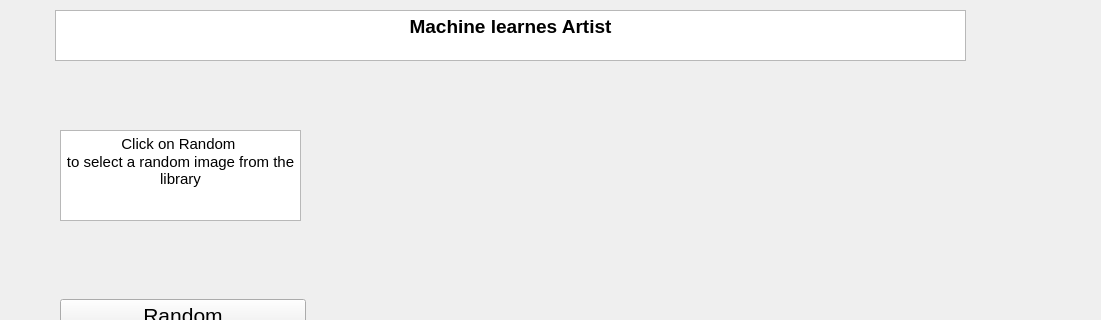
Before: the Qt Designer form erste_GUI/window33.ui in Atomhaster/WBS_GroupProject, drawn with Qt 5; both pictures show x 0 to 1101 and y 0 to 320 of the 1101 by 750 pixel window.
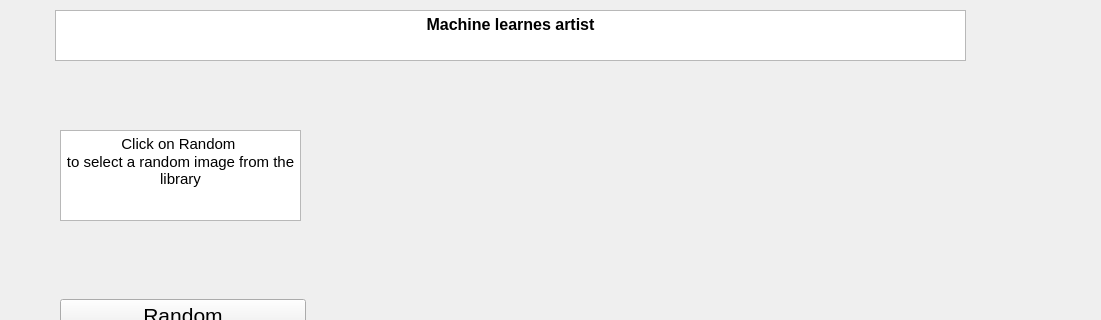
After: the same form once the commit is applied. Icons and pictures are not drawn.

```diff
--- a/erste_GUI/window33.ui
+++ b/erste_GUI/window33.ui
@@ -31,7 +31,7 @@
 li.unchecked::marker { content: &quot;\2610&quot;; }
 li.checked::marker { content: &quot;\2612&quot;; }
 &lt;/style&gt;&lt;/head&gt;&lt;body style=&quot; font-family:'Segoe UI'; font-size:9pt; font-weight:400; font-style:normal;&quot;&gt;
-&lt;p align=&quot;center&quot; style=&quot; margin-top:0px; margin-bottom:0px; margin-left:0px; margin-right:0px; -qt-block-indent:0; text-indent:0px;&quot;&gt;&lt;span style=&quot; font-size:14pt; font-weight:700;&quot;&gt;Machine learnes Artist&lt;/span&gt;&lt;/p&gt;&lt;/body&gt;&lt;/html&gt;</string>
+&lt;p align=&quot;center&quot; style=&quot; margin-top:0px; margin-bottom:0px; margin-left:0px; margin-right:0px; -qt-block-indent:0; text-indent:0px;&quot;&gt;&lt;span style=&quot; font-size:12pt; font-weight:700;&quot;&gt;Machine learnes artist&lt;/span&gt;&lt;/p&gt;&lt;/body&gt;&lt;/html&gt;</string>
     </property>
    </widget>
    <widget class="QWidget" name="verticalLayoutWidget">
```
